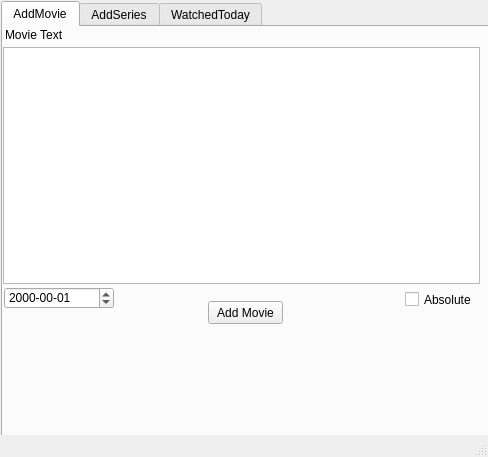
Qt form NextGen.ui (pistolbarrel/MovieMaintenanceGUI) before a commit.
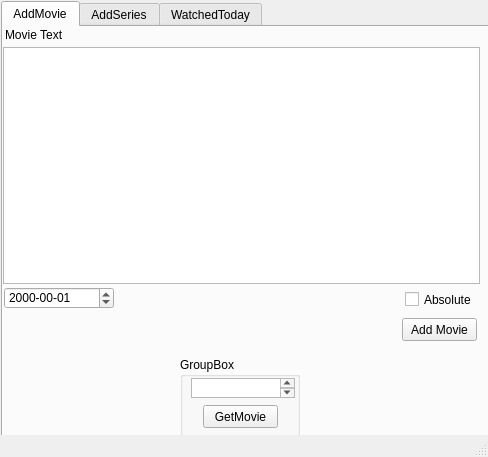
The same form after that commit. The open tabs and pages were chosen to show the change.

Commit message: Added a new button to retrieve an existing movie for edits. Other code enhancements.

Diff of the .ui file:
```diff
--- a/NextGen.ui
+++ b/NextGen.ui
@@ -69,8 +69,8 @@
      <widget class="QPushButton" name="pushButton">
       <property name="geometry">
        <rect>
-        <x>205</x>
-        <y>274</y>
+        <x>399</x>
+        <y>291</y>
         <width>75</width>
         <height>23</height>
        </rect>
@@ -92,6 +92,42 @@
        <string>Movie Text</string>
       </property>
      </widget>
+     <widget class="QGroupBox" name="groupBox">
+      <property name="geometry">
+       <rect>
+        <x>177</x>
+        <y>330</y>
+        <width>120</width>
+        <height>80</height>
+       </rect>
+      </property>
+      <property name="title">
+       <string>GroupBox</string>
+      </property>
+      <widget class="QTextEdit" name="textEdit">
+       <property name="geometry">
+        <rect>
+         <x>11</x>
+         <y>21</y>
+         <width>104</width>
+         <height>20</height>
+        </rect>
+       </property>
+      </widget>
+      <widget class="QPushButton" name="pushButton_4">
+       <property name="geometry">
+        <rect>
+         <x>23</x>
+         <y>48</y>
+         <width>75</width>
+         <height>23</height>
+        </rect>
+       </property>
+       <property name="text">
+        <string>GetMovie</string>
+       </property>
+      </widget>
+     </widget>
     </widget>
     <widget class="QWidget" name="tab_2">
      <attribute name="title">
```
Left out of the diff: 2 changed lines with no effect on the pictures. The commit also changes 1 other file.
